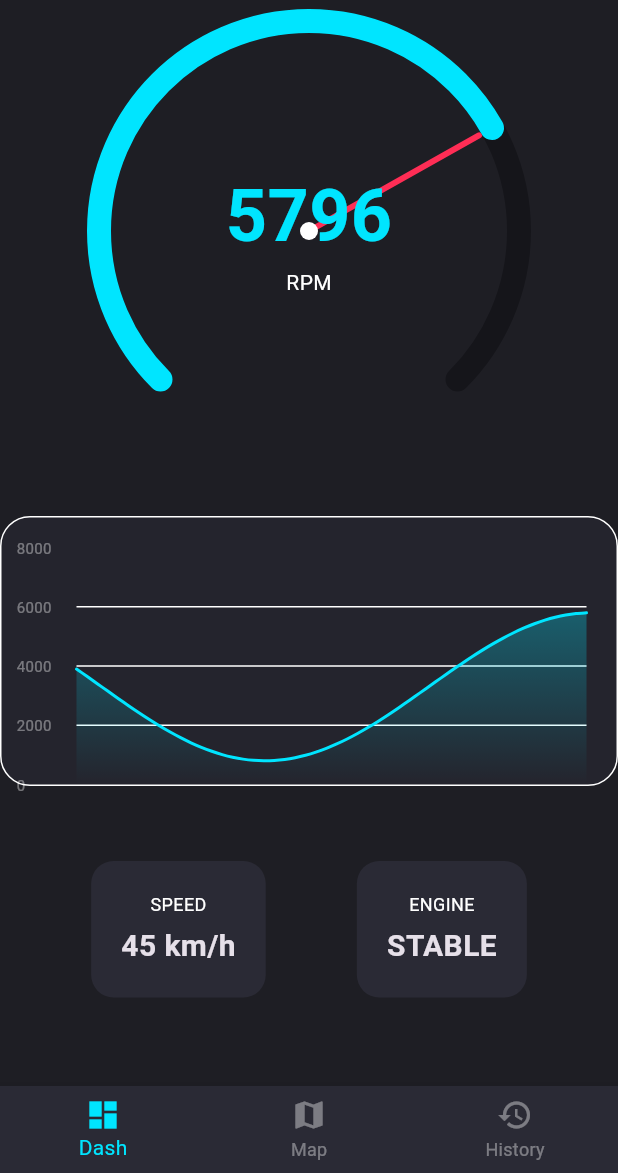
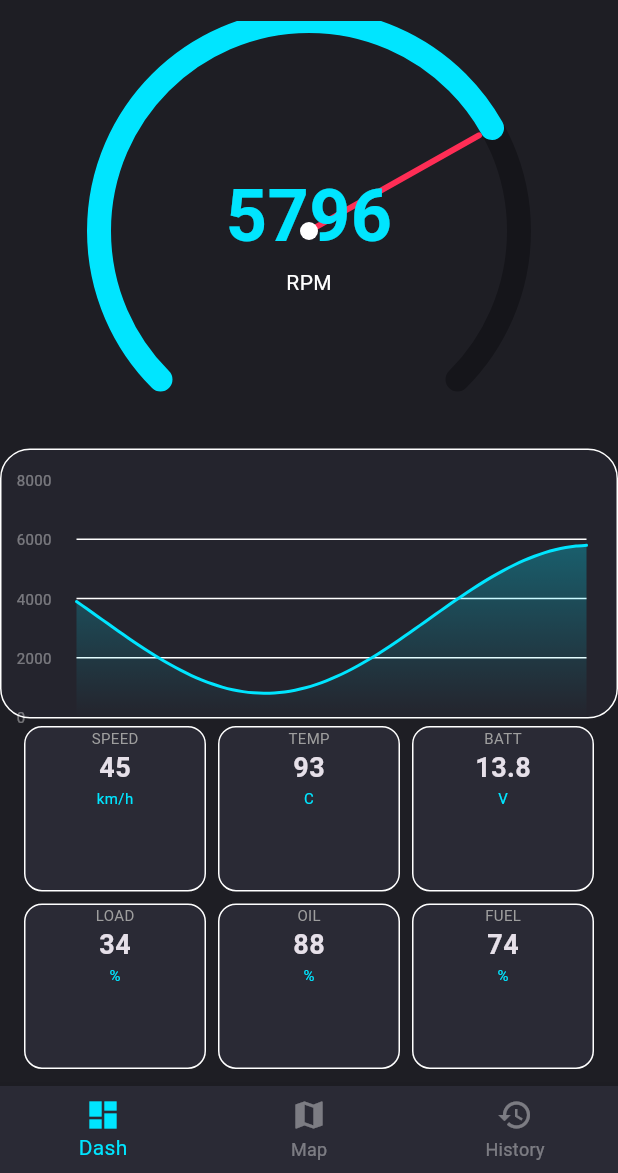
Before and after one commit to chathudilzo/gear_head, a Flutter app: the screen it shows after launch, on a phone screen of 412 x 824 dp, the part 63-1236 px from its top. Run offline on Flutter 3.47's test engine with Material 3 defaults, Android fonts, the phone set to English and light mode, and no system bars; drawn by our look-alikes of fl_chart; our stand-ins replace drift, flutter_map, flutter_riverpod, google_maps_flutter, latlong2; accounts and stored records are empty; generated files the repository leaves out were written again.

Commit message:
added new dashboard values

```diff
--- a/lib/features/dashboard/data/mock_obd_service.dart
+++ b/lib/features/dashboard/data/mock_obd_service.dart
@@ -3,16 +3,22 @@ import 'dart:math';
 import 'package:flutter_riverpod/flutter_riverpod.dart';
 
 class MockOBDService {
-  Stream<Map<String, double>> getVehicleDataStream() {
+  Stream<Map<String, dynamic>> getVehicleDataStream() {
     return Stream.periodic(const Duration(milliseconds: 100), (tick) {
       return {
         'rpm': 800 + (2500 * (1 + sin(tick * 0.1))),
-        'speed': 40 + (20 * (1 + cos(tick * 0.05)))
+        'speed': 40 + (20 * (1 + cos(tick * 0.05))),
+        'temp': 90 + (5 * sin(tick * 0.01)),
+        'voltage': 13.8 + (0.4 * cos(tick * 0.02)),
+        'load': 20 + (15 * (1 + sin(tick * 0.08))),
+        'fuel': 75.0 - (tick * 0.0001),
+        'oil': 88.0,
+        'status': tick % 100 == 0 ? "P0101" : "HEALTHY"
       };
     });
   }
 }
 
-final vehcileStreamProvider = StreamProvider<Map<String, double>>((ref) {
+final vehcileStreamProvider = StreamProvider<Map<String, dynamic>>((ref) {
   return MockOBDService().getVehicleDataStream();
 });
--- a/lib/features/dashboard/presentation/dashboard_screen.dart
+++ b/lib/features/dashboard/presentation/dashboard_screen.dart
@@ -22,7 +22,8 @@ class DashboardScreen extends ConsumerWidget {
         centerTitle: true,
       ),
       body: vehicleData.when(
-          data: (data) => Column(
+          data: (data) => SingleChildScrollView(
+                child: Column(
                   children: [
                     Center(
                       child: SizedBox(
@@ -44,7 +45,8 @@ class DashboardScreen extends ConsumerWidget {
                                 ),
                                 Text(
                                   "RPM",
-                                style: TextStyle(color: AppColors.textPrimary),
+                                  style:
+                                      TextStyle(color: AppColors.textPrimary),
                                 )
                               ],
                             ),
@@ -53,20 +55,52 @@ class DashboardScreen extends ConsumerWidget {
                       ),
                     ),
                     SizedBox(
-                    height: 50,
+                      height: 5,
                     ),
-                  PerformanceChart(rpmPoints: rpmPoints),
+                    Container(
+                        height: 180,
+                        child: PerformanceChart(rpmPoints: rpmPoints)),
                     SizedBox(
-                    height: 50,
+                      height: 5,
                     ),
-                  Row(
-                    mainAxisAlignment: MainAxisAlignment.spaceEvenly,
+                    // Row(
+                    //   mainAxisAlignment: MainAxisAlignment.spaceEvenly,
+                    //   children: [
+                    //     _buildStatCard("SPEED", "${data['speed']?.toInt()} km/h"),
+                    //     _buildStatCard("ENGINE", "STABLE")
+                    //   ],
+                    // )
+
+                    Padding(
+                      padding: EdgeInsets.symmetric(horizontal: 16),
+                      child: GridView.count(
+                        crossAxisCount: 3,
+                        shrinkWrap: true,
+                        physics: NeverScrollableScrollPhysics(),
+                        crossAxisSpacing: 8,
+                        mainAxisSpacing: 8,
+                        childAspectRatio: 1.1,
                         children: [
-                      _buildStatCard("SPEED", "${data['speed']?.toInt()} km/h"),
-                      _buildStatCard("ENGINE", "STABLE")
+                          _buildMiniTile("SPEED",
+                              '${(data['speed'] ?? 0).toInt()}', "km/h"),
+                          _buildMiniTile(
+                              "TEMP", "${(data['temp'] ?? 0).toInt()}", "C"),
+                          _buildMiniTile(
+                              "BATT",
+                              "${(data["voltage"] ?? 12.6).toStringAsFixed(1)}",
+                              "V"),
+                          _buildMiniTile(
+                              "LOAD", "${(data['load'] ?? 0).toInt()}", "%"),
+                          _buildMiniTile(
+                              "OIL", "${(data['oil'] ?? 0).toInt()}", "%"),
+                          _buildMiniTile(
+                              "FUEL", "${(data['fuel'] ?? 0).toInt()}", "%"),
                         ],
-                  )
+                      ),
+                    ),
+                    _buildStatusBar(data['status'])
                   ],
+                ),
               ),
           error: (err, stack) => Center(
                 child: Text("Error:$err"),
@@ -74,6 +108,37 @@ class DashboardScreen extends ConsumerWidget {
           loading: () => Center(
                 child: CircularProgressIndicator(),
               )),
+    );
+  }
+
+  Widget _buildStatusBar(String? status) {
+    final isHealthy = status == "HEALTHY";
+
+    return Container(
+      margin: EdgeInsets.all(16),
+      padding: EdgeInsets.all(12),
+      decoration: BoxDecoration(
+          color: isHealthy
+              ? Colors.green.withOpacity(0.1)
+              : Colors.red.withOpacity(0.1),
+          border: Border.all(color: isHealthy ? Colors.green : Colors.red)),
+      child: Row(
+        children: [
+          Icon(
+            isHealthy ? Icons.check_circle : Icons.warning,
+            color: isHealthy ? Colors.green : Colors.green,
+          ),
+          const SizedBox(
+            width: 10,
+          ),
+          Text(
+            isHealthy ? "SYSTEM HEALTHY" : "FAULT DETECTED:$status",
+            style: TextStyle(
+                color: isHealthy ? Colors.green : Colors.red,
+                fontWeight: FontWeight.bold),
+          )
+        ],
+      ),
     );
   }
 
@@ -99,4 +164,31 @@ class DashboardScreen extends ConsumerWidget {
       ),
     );
   }
+
+  Widget _buildMiniTile(String label, String value, String unit,
+      {Color? alertColor}) {
+    return Container(
+      decoration: BoxDecoration(
+          color: AppColors.surface,
+          borderRadius: BorderRadius.circular(12),
+          border: Border.all(color: Colors.white)),
+      child: Column(
+        children: [
+          Text(
+            label,
+            style: TextStyle(fontSize: 10, color: Colors.grey),
+          ),
+          Text(
+            value,
+            style: TextStyle(fontSize: 18, fontWeight: FontWeight.bold),
+          ),
+          Text(
+            unit,
+            style: TextStyle(
+                fontSize: 10, color: alertColor ?? AppColors.primaryAccent),
+          )
+        ],
+      ),
+    );
   }
+}
```
Lines whose indentation alone changed are shown as unchanged.
